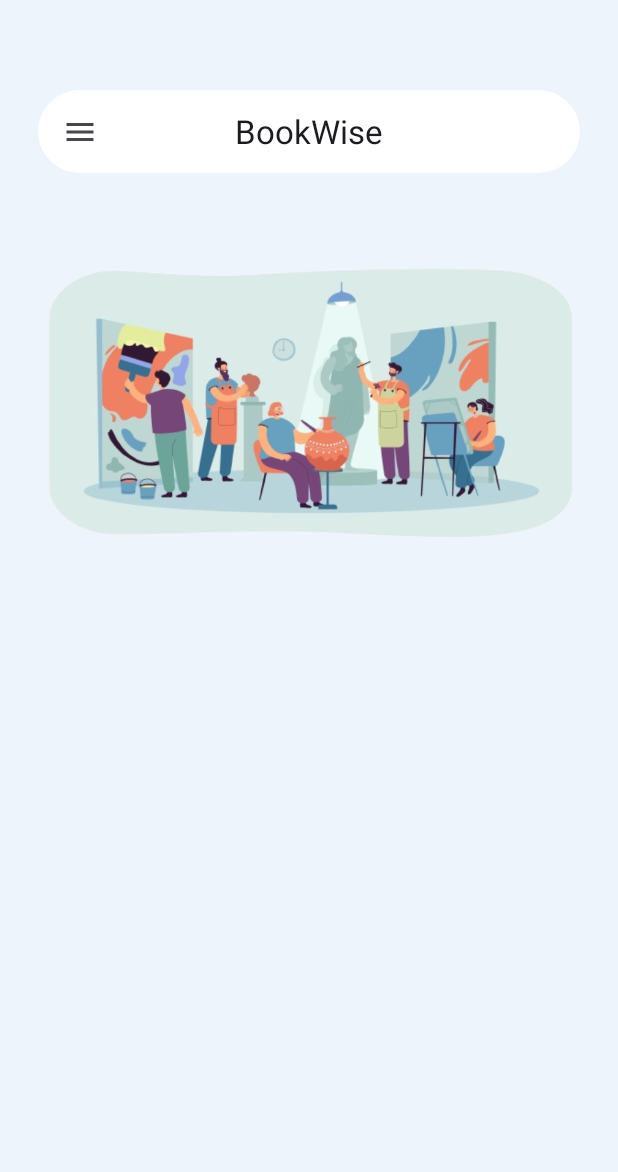
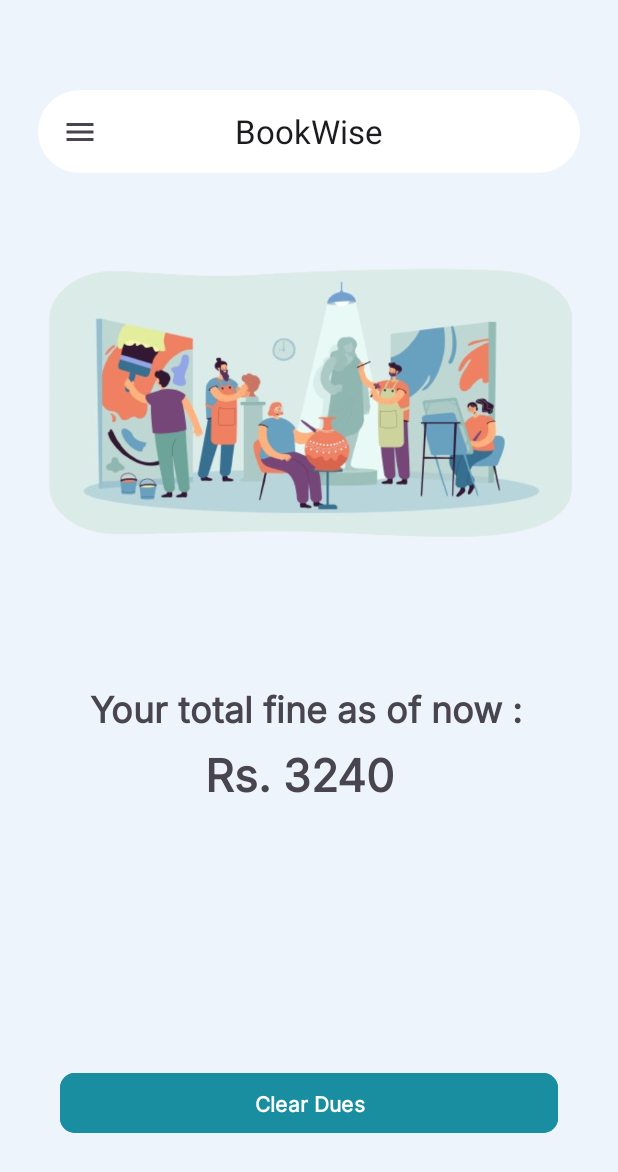
Before and after one commit to tishan-koleh/BookWise, an Android app: the FineFragment screen opened through its navigation route, on a phone screen of 412 x 824 dp. Shown: the top 1172 px of the screen. Run offline under Robolectric (Android 15) with nearby library versions, the phone set to English and light mode, and no system bars; our stand-ins replace data binding, navigation-ui.

Commit message:
some fixes

```diff
--- a/app/src/main/AndroidManifest.xml
+++ b/app/src/main/AndroidManifest.xml
@@ -15,7 +15,8 @@
         android:supportsRtl="true"
         android:theme="@style/Theme.BookWise"
         android:networkSecurityConfig="@xml/network_security_config"
-        tools:targetApi="31">
+        android:enableOnBackInvokedCallback="true"
+        tools:targetApi="33">
         <activity
             android:name=".Member.MemberActivity1"
             android:exported="false" />
--- a/app/src/main/java/com/example/bookwise/FineFragment.kt
+++ b/app/src/main/java/com/example/bookwise/FineFragment.kt
@@ -5,6 +5,7 @@ import androidx.fragment.app.Fragment
 import android.view.LayoutInflater
 import android.view.View
 import android.view.ViewGroup
+import com.google.android.material.navigation.NavigationView
 
 // the fragment initialization parameters, e.g. ARG_ITEM_NUMBER
 private const val ARG_PARAM1 = "param1"
@@ -25,6 +26,11 @@ class FineFragment : Fragment() {
             param1 = it.getString(ARG_PARAM1)
             param2 = it.getString(ARG_PARAM2)
         }
+
+//        val activity = requireActivity()
+//        val navigationView = activity.findViewById<NavigationView>(R.id.main)
+//        val finekOption = navigationView.menu.findItem(R.id.fine)
+//        finekOption.isChecked = true
     }
 
     override fun onCreateView(
--- a/app/src/main/java/com/example/bookwise/Member/MemberActivity.kt
+++ b/app/src/main/java/com/example/bookwise/Member/MemberActivity.kt
@@ -27,6 +27,8 @@ import kotlinx.coroutines.CoroutineScope
 import kotlinx.coroutines.Dispatchers
 import kotlinx.coroutines.launch
 import kotlin.concurrent.thread
+import androidx.fragment.app.Fragment
+import androidx.fragment.app.FragmentManager
 
 class MemberActivity : AppCompatActivity() {
     private lateinit var binding: ActivityMemberBinding
@@ -47,12 +49,32 @@ class MemberActivity : AppCompatActivity() {
         }
 
 
+//        val menu = binding.navigationView.menu
+//        if(supportFragmentManager.isCurrentFragment(R.id.homeFragment)){
+//            menu.findItem(R.id.homeOption).isChecked = true
+//        }
+//        else if (supportFragmentManager.isCurrentFragment(R.id.booksFragment)){
+//            menu.findItem(R.id.books).isChecked = true
+//        }
+//        else if(supportFragmentManager.isCurrentFragment(R.id.returnFragment)){
+//            menu.findItem(R.id.return_books).isChecked = true
+//        }
+//        else{
+//            menu.findItem(R.id.fine).isChecked = true
+//        }
+
+
+
+
+
+
+
         drawerLayout = binding.main
 
-        //The Default Screen Is home Screen So selecting option Home By default
-        val menu = binding.navigationView.menu
-        val menuItem = menu.findItem(R.id.homeOption)
-        menuItem.isChecked = true
+//        //The Default Screen Is home Screen So selecting option Home By default
+//       // val menu = binding.navigationView.menu
+//        val menuItem = menu.findItem(R.id.homeOption)
+//        menuItem.isChecked = true
 
         // Select Items To perform Desired Actions
         binding.navigationView.setNavigationItemSelectedListener {
@@ -123,4 +145,9 @@ class MemberActivity : AppCompatActivity() {
             binding.main.close()
         }
     }
+
+    fun FragmentManager.isCurrentFragment(fragmentId: Int): Boolean {
+        val currentFragment = findFragmentById(fragmentId)
+        return currentFragment != null && currentFragment.isVisible
+    }
 }
--- a/app/src/main/java/com/example/bookwise/Retrofit/RetrofitHepler.kt
+++ b/app/src/main/java/com/example/bookwise/Retrofit/RetrofitHepler.kt
@@ -6,7 +6,7 @@ import retrofit2.converter.gson.GsonConverterFactory
 class RetrofitHepler {
 
     companion object{
-        val BASE_URL = "http://172.16.6.186:8080/"
+        val BASE_URL = "http://172.16.6.89:8080/"
 
         @Volatile
         var INSTANCE : Retrofit? = null
--- a/app/src/main/java/com/example/bookwise/ReturnFragment.kt
+++ b/app/src/main/java/com/example/bookwise/ReturnFragment.kt
@@ -5,6 +5,7 @@ import androidx.fragment.app.Fragment
 import android.view.LayoutInflater
 import android.view.View
 import android.view.ViewGroup
+import com.google.android.material.navigation.NavigationView
 
 // TODO: Rename parameter arguments, choose names that match
 // the fragment initialization parameters, e.g. ARG_ITEM_NUMBER
@@ -27,6 +28,11 @@ class ReturnFragment : Fragment() {
             param1 = it.getString(ARG_PARAM1)
             param2 = it.getString(ARG_PARAM2)
         }
+
+//        val activity = requireActivity()
+//        val navigationView = activity.findViewById<NavigationView>(R.id.main)
+//        val returnOption = navigationView.menu.findItem(R.id.return_books)
+//        returnOption.isChecked = true
     }
 
     override fun onCreateView(
--- a/app/src/main/res/layout/book_list_items.xml
+++ b/app/src/main/res/layout/book_list_items.xml
@@ -3,7 +3,9 @@
     xmlns:app="http://schemas.android.com/apk/res-auto"
     xmlns:tools="http://schemas.android.com/tools"
     android:layout_width="match_parent"
-    android:layout_height="wrap_content">
+    android:layout_height="wrap_content"
+    android:background="#EEF4FC"
+    android:padding="20dp">
 
     <androidx.constraintlayout.widget.ConstraintLayout
         android:layout_width="match_parent"
--- a/app/src/main/res/layout/fragment_fine.xml
+++ b/app/src/main/res/layout/fragment_fine.xml
@@ -22,6 +22,65 @@
                 android:layout_height="250dp"
                 android:layout_marginTop="20dp"
                 android:src="@drawable/fine" />
+
+            <TextView
+                android:id="@+id/textView4"
+                android:layout_width="wrap_content"
+                android:layout_height="wrap_content"
+                android:layout_marginHorizontal="60dp"
+                android:layout_marginTop="60dp"
+                android:fontFamily="@font/inter"
+                android:text="Your total fine as of now :"
+                android:textSize="24sp"
+                android:textStyle="bold" />
+
+            <androidx.constraintlayout.widget.ConstraintLayout
+                android:layout_width="match_parent"
+                android:layout_height="73dp">
+
+                <TextView
+                    android:id="@+id/textView6"
+                    android:layout_width="wrap_content"
+                    android:layout_height="wrap_content"
+                    android:fontFamily="@font/inter"
+                    android:text="Rs."
+                    android:textSize="30sp"
+                    android:textStyle="bold"
+                    app:layout_constraintBottom_toBottomOf="parent"
+                    app:layout_constraintEnd_toEndOf="parent"
+                    app:layout_constraintHorizontal_bias="0.372"
+                    app:layout_constraintStart_toStartOf="parent"
+                    app:layout_constraintTop_toTopOf="parent"
+                    app:layout_constraintVertical_bias="0.2" />
+
+                <TextView
+                    android:id="@+id/fine_text_view"
+                    android:layout_width="wrap_content"
+                    android:layout_height="wrap_content"
+                    android:fontFamily="@font/inter"
+                    android:text="3240"
+                    android:textSize="30sp"
+                    android:textStyle="bold"
+                    app:layout_constraintBottom_toBottomOf="parent"
+                    app:layout_constraintEnd_toEndOf="parent"
+                    app:layout_constraintHorizontal_bias="0.559"
+                    app:layout_constraintStart_toStartOf="parent"
+                    app:layout_constraintTop_toTopOf="@+id/textView6"
+                    app:layout_constraintVertical_bias="0.0" />
+            </androidx.constraintlayout.widget.ConstraintLayout>
+
+            <Button
+                android:id="@+id/button_clear_dues"
+                android:layout_width="match_parent"
+                android:layout_height="wrap_content"
+                android:layout_marginHorizontal="40dp"
+                android:layout_marginTop="150dp"
+                android:backgroundTint="#1A8EA1"
+                android:fontFamily="@font/inter"
+                android:text="Clear Dues"
+                android:textStyle="bold"
+                app:cornerRadius="10dp" />
+
         </LinearLayout>
     </androidx.core.widget.NestedScrollView>
 
--- a/app/src/main/res/xml/network_security_config.xml
+++ b/app/src/main/res/xml/network_security_config.xml
@@ -1,7 +1,7 @@
 <?xml version="1.0" encoding="utf-8"?>
 <network-security-config>
     <domain-config cleartextTrafficPermitted="true">
-        <domain includeSubdomains="true">172.16.6.186</domain>
+        <domain includeSubdomains="true">172.16.6.89</domain>
         <!--        <domain includeSubdomains="true">172.16.6.230:8080</domain>-->
         <!--        <domain includeSubdomains="true">172.16.6.230:8080/product/</domain>-->
     </domain-config>
```
Also changed, not shown: app/src/main/java/com/example/bookwise/BooksFragment.kt (+16 -5 lines), app/src/main/java/com/example/bookwise/HomeFragment.kt (+7 -0 lines), app/src/main/java/com/example/bookwise/ViewModels/MainViewModel.kt (+35 -5 lines).
